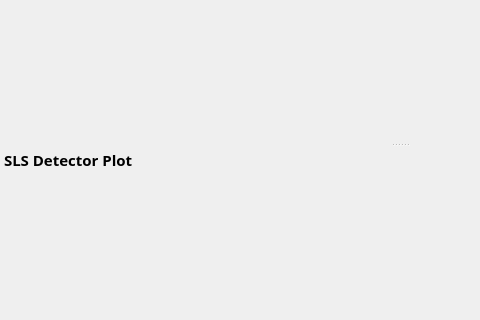
Old version of the form slsDetectorGui/forms/form_detectormain.ui in the repository slsdetectorgroup/slsDetectorPackage; both pictures show x 0 to 480 and y 278 to 598 of the 800 by 850 pixel window.
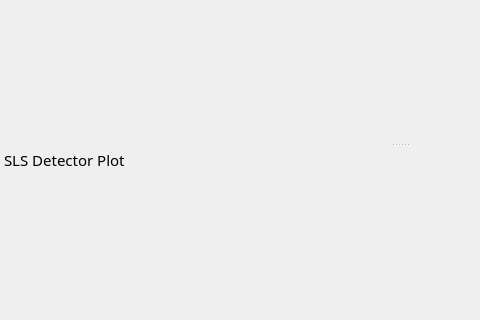
New version of the form.

What changed in the file:
```diff
--- a/slsDetectorGui/forms/form_detectormain.ui
+++ b/slsDetectorGui/forms/form_detectormain.ui
@@ -200,8 +200,8 @@
     <font>
      <family>Sans Serif</family>
      <pointsize>11</pointsize>
-     <weight>75</weight>
-     <bold>true</bold>
+     <weight>50</weight>
+     <bold>false</bold>
     </font>
    </property>
    <property name="features">
```
Left out of the diff: 20 changed lines with no effect on the pictures.
